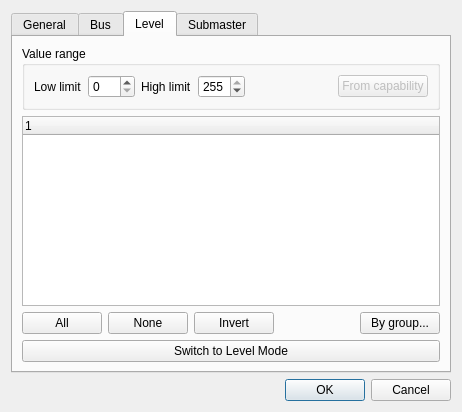
Andersbakken/qlc, file ui/src/vcsliderproperties.ui: the form before one commit.
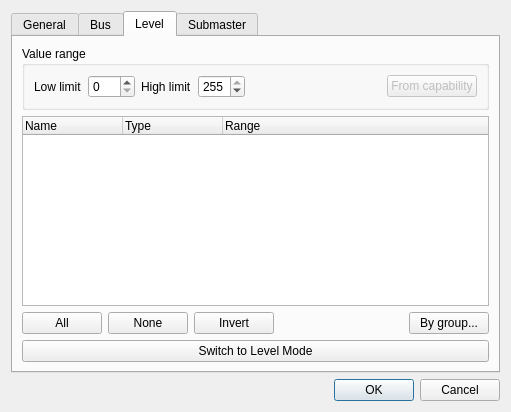
The form after the commit. The open tabs and pages were chosen to show the change.

```diff
--- a/ui/src/vcsliderproperties.ui
+++ b/ui/src/vcsliderproperties.ui
@@ -1,11 +1,11 @@
 <ui version="4.0" >
  <class>VCSliderProperties</class>
- <widget class="QDialog" name="VCSliderProperties" >
-  <property name="geometry" >
+ <widget class="QDialog" name="VCSliderProperties">
+  <property name="geometry">
    <rect>
     <x>0</x>
     <y>0</y>
-    <width>458</width>
+    <width>511</width>
     <height>412</height>
    </rect>
   </property>
@@ -381,8 +381,18 @@
           <bool>true</bool>
          </property>
          <column>
-          <property name="text" >
-           <string>1</string>
+          <property name="text">
+           <string>Name</string>
+          </property>
+         </column>
+         <column>
+          <property name="text">
+           <string>Type</string>
+          </property>
+         </column>
+         <column>
+          <property name="text">
+           <string>Range</string>
           </property>
          </column>
         </widget>
```
Left out of the diff: 321 changed lines with no effect on the pictures.
